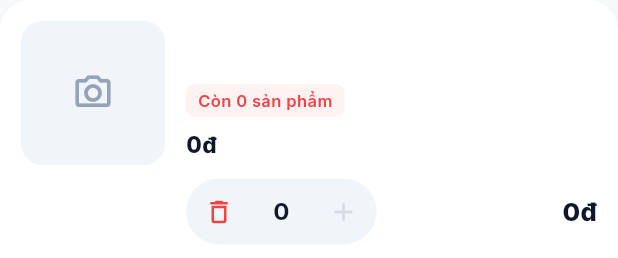
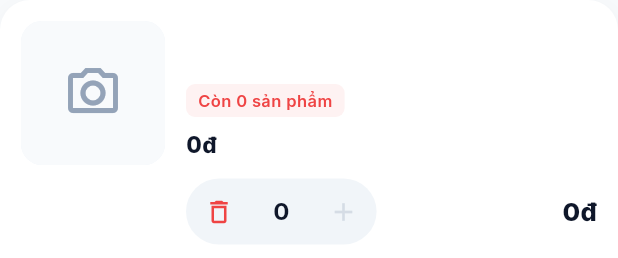
Before and after one commit to NBao261/PRM-CameraStore-Flutter, a Flutter app: the CartItemCard widget shown alone on an empty page, opened directly with empty values, after a tap on the "add" icon, on a phone screen of 412 x 824 dp. Shown: the top 258 px of the screen. Run offline on Flutter 3.47's test engine with Material 3 defaults, Android fonts, the phone set to English and light mode, and no system bars; our stand-ins replace dio, equatable, flutter_bloc, flutter_secure_storage, google_fonts; accounts and stored records are empty; network calls fail.

```diff
--- a/camera-store-app/lib/features/cart/presentation/widgets/cart_item_card.dart
+++ b/camera-store-app/lib/features/cart/presentation/widgets/cart_item_card.dart
@@ -1,6 +1,7 @@
 import 'package:flutter/material.dart';
 import 'package:flutter/services.dart';
 import '../../../../core/constants/app_colors.dart';
+import '../../../../core/widgets/app_network_image.dart';
 import '../../domain/entities/cart_item_entity.dart';
 
 class CartItemCard extends StatelessWidget {
@@ -56,19 +57,12 @@ class CartItemCard extends StatelessWidget {
               width: 96,
               height: 96,
               color: AppColors.surfaceDim,
-              child: product.firstImage.isNotEmpty
-                  ? Image.network(
-                      product.firstImage,
-                      fit: BoxFit.cover,
-                      errorBuilder: (_, __, ___) => const Center(
-                        child: Icon(Icons.camera_alt_outlined,
-                            color: AppColors.textHint, size: 28),
-                      ),
-                    )
-                  : const Center(
-                      child: Icon(Icons.camera_alt_outlined,
-                          color: AppColors.textHint, size: 28),
-                    ),
+              child: AppNetworkImage(
+                imageUrl: product.firstImage,
+                width: 96,
+                height: 96,
+                fit: BoxFit.cover,
+              ),
             ),
           ),
           const SizedBox(width: 14),
```
Also changed, not shown: 1 other file.
